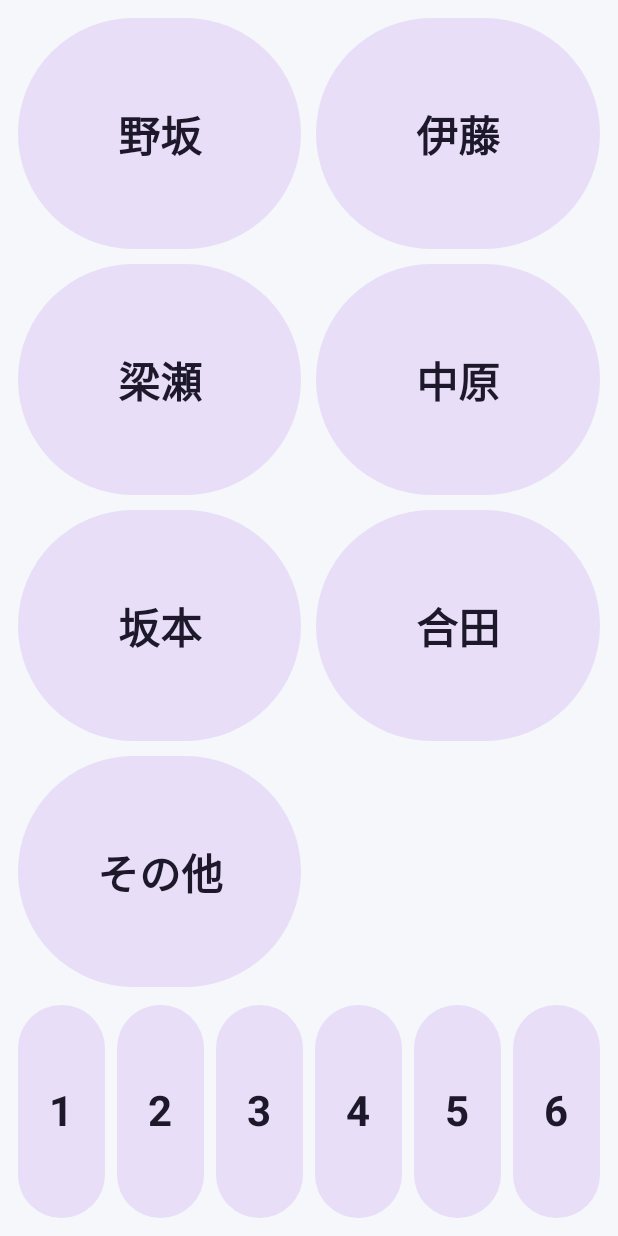
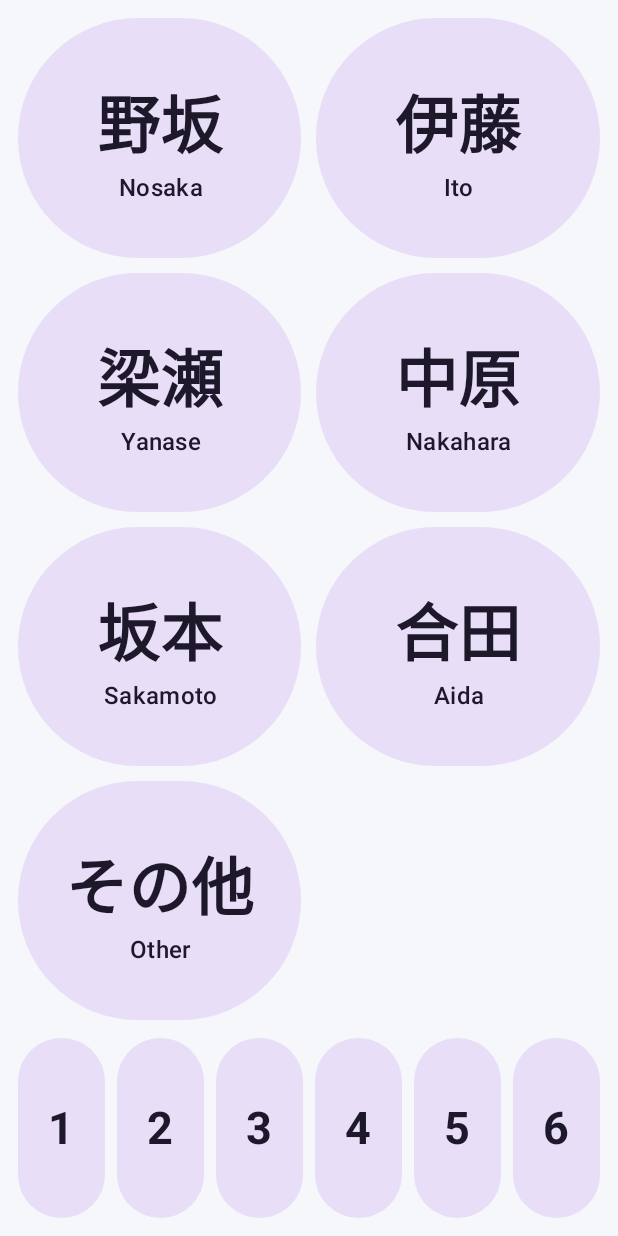
Before and after one commit to fatman7762/-, an Android app built with Jetpack Compose: the screen it shows after launch (MainActivity), on a phone screen of 412 x 824 dp. Run offline under Robolectric (Android 15) with nearby library versions, the phone set to English and light mode, and no system bars.

Commit message:
Enlarge staff name buttons and add romaji subtitles
Show larger Japanese names with small English romanization under
each staff button for foreign visitors on Android and the test UI.

Co-authored-by: training01 <training01@light-path.jp>

```diff
--- a/android/app/src/main/java/jp/co/lightpath/reception/ui/ReceptionScreen.kt
+++ b/android/app/src/main/java/jp/co/lightpath/reception/ui/ReceptionScreen.kt
@@ -39,7 +39,17 @@ import kotlinx.coroutines.delay
 import kotlinx.coroutines.launch
 import kotlinx.coroutines.withContext
 
-private val STAFF_NAMES = listOf("野坂", "伊藤", "梁瀬", "中原", "坂本", "合田", "その他")
+private data class StaffOption(val name: String, val romaji: String)
+
+private val STAFF = listOf(
+    StaffOption("野坂", "Nosaka"),
+    StaffOption("伊藤", "Ito"),
+    StaffOption("梁瀬", "Yanase"),
+    StaffOption("中原", "Nakahara"),
+    StaffOption("坂本", "Sakamoto"),
+    StaffOption("合田", "Aida"),
+    StaffOption("その他", "Other"),
+)
 private val PARTY_SIZES = (1..6).toList()
 
 private enum class FlashKind { None, Success, Error }
@@ -136,7 +146,7 @@ fun ReceptionScreen(api: ReceptionApi) {
                     enabled = !submitting,
                     modifier = Modifier
                         .fillMaxWidth()
-                        .weight(0.22f),
+                        .weight(0.18f),
                     onSelect = { size ->
                         selectedPartySize = size
                         trySubmit(selectedStaff, size)
@@ -155,7 +165,7 @@ private fun StaffGrid(
     modifier: Modifier = Modifier,
     onSelect: (String) -> Unit,
 ) {
-    val rows = STAFF_NAMES.chunked(2)
+    val rows = STAFF.chunked(2)
     Column(
         modifier = modifier,
         verticalArrangement = Arrangement.spacedBy(10.dp),
@@ -167,16 +177,18 @@ private fun StaffGrid(
                     .fillMaxWidth(),
                 horizontalArrangement = Arrangement.spacedBy(10.dp),
             ) {
-                rowItems.forEach { name ->
+                rowItems.forEach { staff ->
                     ChoiceButton(
-                        label = name,
-                        selected = selected == name,
+                        label = staff.name,
+                        subtitle = staff.romaji,
+                        selected = selected == staff.name,
                         flash = flash,
                         enabled = enabled,
+                        large = true,
                         modifier = Modifier
                             .weight(1f)
                             .fillMaxHeight(),
-                        onClick = { onSelect(name) },
+                        onClick = { onSelect(staff.name) },
                     )
                 }
                 if (rowItems.size == 1) {
@@ -249,13 +261,39 @@ private fun ChoiceButton(
     flash: FlashKind,
     enabled: Boolean,
     modifier: Modifier = Modifier,
+    subtitle: String? = null,
+    large: Boolean = false,
     onClick: () -> Unit,
 ) {
-    val textStyle = MaterialTheme.typography.headlineMedium.copy(
+    val labelStyle = MaterialTheme.typography.headlineMedium.copy(
         fontWeight = FontWeight.Bold,
-        fontSize = 28.sp,
+        fontSize = if (large) 42.sp else 30.sp,
         textAlign = TextAlign.Center,
+        lineHeight = if (large) 46.sp else 34.sp,
     )
+    val subtitleStyle = MaterialTheme.typography.titleMedium.copy(
+        fontWeight = FontWeight.Medium,
+        fontSize = if (large) 16.sp else 14.sp,
+        textAlign = TextAlign.Center,
+        lineHeight = 18.sp,
+    )
+
+    @Composable
+    fun LabelContent() {
+        Column(
+            horizontalAlignment = Alignment.CenterHorizontally,
+            verticalArrangement = Arrangement.Center,
+        ) {
+            Text(text = label, style = labelStyle)
+            if (subtitle != null) {
+                Text(
+                    text = subtitle,
+                    style = subtitleStyle,
+                    modifier = Modifier.padding(top = 4.dp),
+                )
+            }
+        }
+    }
 
     if (selected) {
         val colors = when (flash) {
@@ -282,7 +320,7 @@ private fun ChoiceButton(
             modifier = modifier,
             colors = colors,
         ) {
-            Text(text = label, style = textStyle)
+            LabelContent()
         }
     } else {
         FilledTonalButton(
@@ -290,7 +328,7 @@ private fun ChoiceButton(
             enabled = enabled,
             modifier = modifier,
         ) {
-            Text(text = label, style = textStyle)
+            LabelContent()
         }
     }
 }
```
Also changed, not shown: 2 other files.
